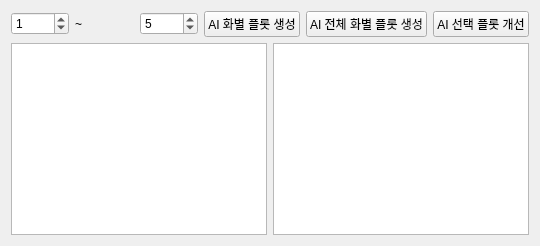
Before: the Qt Designer form novel_studio/ui/forms/plots.ui in Donian-kor/Novel_Studio_v0.1, drawn with Qt 5.
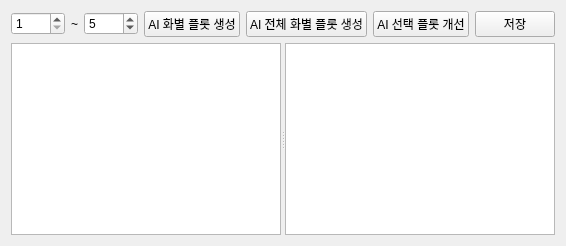
After: the same form once the commit is applied.

Diff of the .ui file:
```diff
--- a/novel_studio/ui/forms/plots.ui
+++ b/novel_studio/ui/forms/plots.ui
@@ -1,1 +1,1 @@
-<?xml version="1.0" encoding="UTF-8"?><ui version="4.0"><class>PlotsPage</class><widget class="QWidget" name="PlotsPage"><layout class="QVBoxLayout" name="l"><item><layout class="QHBoxLayout" name="top"><item><widget class="QSpinBox" name="start"><property name="value"><number>1</number></property></widget></item><item><widget class="QLabel" name="dash"><property name="text"><string>~</string></property></widget></item><item><widget class="QSpinBox" name="end"><property name="value"><number>5</number></property></widget></item><item><widget class="QPushButton" name="generateBtn"><property name="text"><string>AI 화별 플롯 생성</string></property></widget></item><item><widget class="QPushButton" name="allBtn"><property name="text"><string>AI 전체 화별 플롯 생성</string></property></widget></item><item><widget class="QPushButton" name="improveBtn"><property name="text"><string>AI 선택 플롯 개선</string></property></widget></item></layout></item><item><layout class="QHBoxLayout" name="body"><item><widget class="QListWidget" name="list"/></item><item><widget class="QPlainTextEdit" name="detail"/></item></layout></item></layout></widget><resources/><connections/></ui>
+<?xml version="1.0" encoding="UTF-8"?><ui version="4.0"><class>PlotsPage</class><widget class="QWidget" name="PlotsPage"><layout class="QVBoxLayout" name="l"><item><layout class="QHBoxLayout" name="top"><item><widget class="QSpinBox" name="start"><property name="minimum"><number>1</number></property><property name="maximum"><number>5000</number></property><property name="value"><number>1</number></property></widget></item><item><widget class="QLabel" name="dash"><property name="text"><string>~</string></property></widget></item><item><widget class="QSpinBox" name="end"><property name="minimum"><number>1</number></property><property name="maximum"><number>5000</number></property><property name="value"><number>5</number></property></widget></item><item><widget class="QPushButton" name="generateBtn"><property name="text"><string>AI 화별 플롯 생성</string></property></widget></item><item><widget class="QPushButton" name="allBtn"><property name="text"><string>AI 전체 화별 플롯 생성</string></property></widget></item><item><widget class="QPushButton" name="improveBtn"><property name="text"><string>AI 선택 플롯 개선</string></property></widget></item><item><widget class="QPushButton" name="saveBtn"><property name="text"><string>저장</string></property></widget></item></layout></item><item><widget class="QSplitter" name="plotsSplitter"><property name="orientation"><enum>Qt::Horizontal</enum></property><widget class="QListWidget" name="list"/><widget class="QPlainTextEdit" name="detail"/></widget></item></layout></widget><resources/><connections/></ui>
```
